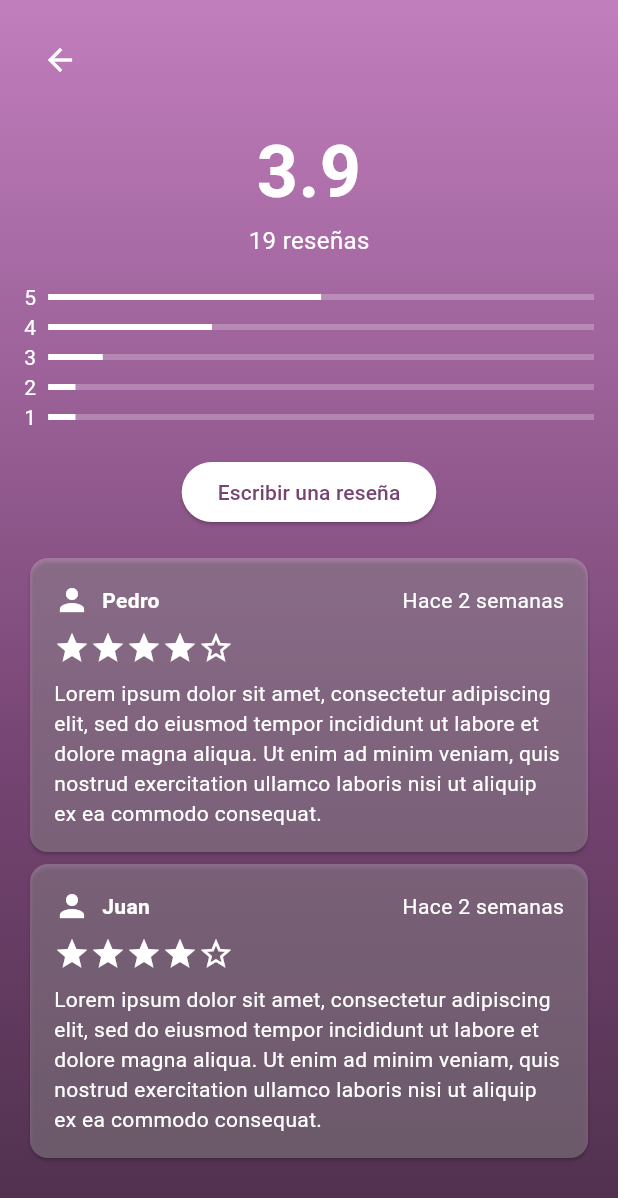
After one commit to Moises4343/ANBOTO, a Flutter app: the CommentsScreen screen opened directly, on a phone screen of 412 x 824 dp. The commit adds this screen. Shown: the top 1198 px of the screen. Run offline on Flutter 3.47's test engine with Material 3 defaults, Android fonts, the phone set to English and light mode, and no system bars; our stand-ins replace image_picker.

Commit message:
Add: Vista de comentarios

```diff
--- /dev/null
+++ b/administrador/lib/screens/comments_screens.dart
@@ -0,0 +1,238 @@
+import 'package:flutter/material.dart';
+
+class CommentsScreen extends StatelessWidget {
+  @override
+  Widget build(BuildContext context) {
+    return Scaffold(
+      body: Container(
+        decoration: const BoxDecoration(
+          gradient: LinearGradient(
+            begin: Alignment.topCenter,
+            end: Alignment.bottomCenter,
+            colors: [
+              Color(0xFFC17EBD),
+              Color(0xFF9B6198),
+              Color(0xFF754472),
+              Color(0xFF4E304C),
+            ],
+            stops: [0.0, 0.31, 0.62, 1.0],
+          ),
+        ),
+        child: SafeArea(
+          child: Padding(
+            padding: const EdgeInsets.all(16.0),
+            child: Column(
+              crossAxisAlignment: CrossAxisAlignment.start,
+              children: [
+                IconButton(
+                  icon: const Icon(Icons.arrow_back, color: Colors.white),
+                  onPressed: () {
+                    Navigator.pop(context);
+                  },
+                ),
+                const SizedBox(height: 16),
+                const Center(
+                  child: Column(
+                    children: [
+                      Text(
+                        '3.9',
+                        style: TextStyle(
+                          fontSize: 48,
+                          fontWeight: FontWeight.bold,
+                          color: Colors.white,
+                        ),
+                      ),
+                      Text(
+                        '19 reseñas',
+                        style: TextStyle(
+                          fontSize: 16,
+                          color: Colors.white,
+                        ),
+                      ),
+                    ],
+                  ),
+                ),
+                const SizedBox(height: 16),
+                ReviewBars(),
+                const SizedBox(height: 16),
+                Center(
+                  child: ElevatedButton(
+                    onPressed: () {
+                      _showReviewDialog(context);
+                    },
+                    child: const Text('Escribir una reseña'),
+                    style: ElevatedButton.styleFrom(
+                      foregroundColor: const Color(0xFF754472),
+                      backgroundColor: Colors.white,
+                    ),
+                  ),
+                ),
+                const SizedBox(height: 16),
+                Expanded(
+                  child: ListView(
+                    children: [
+                      ReviewTile(
+                        username: 'Pedro',
+                        review:
+                            'Lorem ipsum dolor sit amet, consectetur adipiscing elit, sed do eiusmod tempor incididunt ut labore et dolore magna aliqua. Ut enim ad minim veniam, quis nostrud exercitation ullamco laboris nisi ut aliquip ex ea commodo consequat.',
+                        rating: 4,
+                        timeAgo: 'Hace 2 semanas',
+                      ),
+                      ReviewTile(
+                        username: 'Juan',
+                        review:
+                            'Lorem ipsum dolor sit amet, consectetur adipiscing elit, sed do eiusmod tempor incididunt ut labore et dolore magna aliqua. Ut enim ad minim veniam, quis nostrud exercitation ullamco laboris nisi ut aliquip ex ea commodo consequat.',
+                        rating: 4,
+                        timeAgo: 'Hace 2 semanas',
+                      ),
+                    ],
+                  ),
+                ),
+              ],
+            ),
+          ),
+        ),
+      ),
+    );
+  }
+
+  void _showReviewDialog(BuildContext context) {
+    final TextEditingController _reviewController = TextEditingController();
+
+    showDialog(
+      context: context,
+      builder: (BuildContext context) {
+        return AlertDialog(
+          title: const Text('Escribir una reseña'),
+          content: TextField(
+            controller: _reviewController,
+            maxLines: 3,
+            decoration: const InputDecoration(
+              hintText: 'Escribe tu reseña aquí...',
+            ),
+          ),
+          actions: <Widget>[
+            TextButton(
+              onPressed: () {
+                Navigator.of(context).pop();
+              },
+              child: const Text('Cancelar'),
+            ),
+            ElevatedButton(
+              onPressed: () {
+                // Aquí puedes agregar el código para enviar la reseña
+                String reviewText = _reviewController.text;
+                print('Reseña enviada: $reviewText');
+                Navigator.of(context).pop();
+              },
+              child: const Text('Enviar comentario'),
+            ),
+          ],
+        );
+      },
+    );
+  }
+}
+
+class ReviewBars extends StatelessWidget {
+  @override
+  Widget build(BuildContext context) {
+    return Column(
+      children: [
+        ReviewBar(rating: 5, percentage: 0.5),
+        ReviewBar(rating: 4, percentage: 0.3),
+        ReviewBar(rating: 3, percentage: 0.1),
+        ReviewBar(rating: 2, percentage: 0.05),
+        ReviewBar(rating: 1, percentage: 0.05),
+      ],
+    );
+  }
+}
+
+class ReviewBar extends StatelessWidget {
+  final int rating;
+  final double percentage;
+
+  ReviewBar({required this.rating, required this.percentage});
+
+  @override
+  Widget build(BuildContext context) {
+    return Row(
+      children: [
+        Text(
+          rating.toString(),
+          style: const TextStyle(color: Colors.white),
+        ),
+        const SizedBox(width: 8),
+        Expanded(
+          child: LinearProgressIndicator(
+            value: percentage,
+            backgroundColor: Colors.white24,
+            valueColor: const AlwaysStoppedAnimation<Color>(Colors.white),
+          ),
+        ),
+      ],
+    );
+  }
+}
+
+class ReviewTile extends StatelessWidget {
+  final String username;
+  final String review;
+  final int rating;
+  final String timeAgo;
+
+  ReviewTile({
+    required this.username,
+    required this.review,
+    required this.rating,
+    required this.timeAgo,
+  });
+
+  @override
+  Widget build(BuildContext context) {
+    return Card(
+      color: Colors.white24,
+      child: Padding(
+        padding: const EdgeInsets.all(16.0),
+        child: Column(
+          crossAxisAlignment: CrossAxisAlignment.start,
+          children: [
+            Row(
+              children: [
+                const Icon(Icons.person, color: Colors.white),
+                const SizedBox(width: 8),
+                Text(
+                  username,
+                  style: const TextStyle(
+                    fontWeight: FontWeight.bold,
+                    color: Colors.white,
+                  ),
+                ),
+                const Spacer(),
+                Text(
+                  timeAgo,
+                  style: const TextStyle(color: Colors.white),
+                ),
+              ],
+            ),
+            const SizedBox(height: 8),
+            Row(
+              children: List.generate(5, (index) {
+                return Icon(
+                  index < rating ? Icons.star : Icons.star_border,
+                  color: Colors.white,
+                );
+              }),
+            ),
+            const SizedBox(height: 8),
+            Text(
+              review,
+              style: const TextStyle(color: Colors.white),
+            ),
+          ],
+        ),
+      ),
+    );
+  }
+}
--- a/administrador/lib/screens/new_product_screens.dart
+++ b/administrador/lib/screens/new_product_screens.dart
@@ -1,5 +1,6 @@
 // ignore_for_file: library_private_types_in_public_api
 
+import 'package:administrador/screens/comments_screens.dart';
 import 'package:administrador/services/api_services.dart';
 import 'package:flutter/material.dart';
 
@@ -247,6 +248,23 @@ class _ProductPageState extends State<ProductPage> {
                     onPressed: () => _onItemTapped(1),
                     child: const Text('Stock'),
                   ),
+                  ElevatedButton(
+                    style: ElevatedButton.styleFrom(
+                      backgroundColor: Colors.grey[400],
+                      foregroundColor: Colors.white,
+                      shape: RoundedRectangleBorder(
+                        borderRadius: BorderRadius.circular(20.0),
+                      ),
+                    ),
+                    onPressed: () {
+                      Navigator.push(
+                        context,
+                        MaterialPageRoute(
+                            builder: (context) => CommentsScreen()),
+                      );
+                    },
+                    child: const Text('comentarios'),
+                  ),
                 ],
               ),
               Expanded(
```
